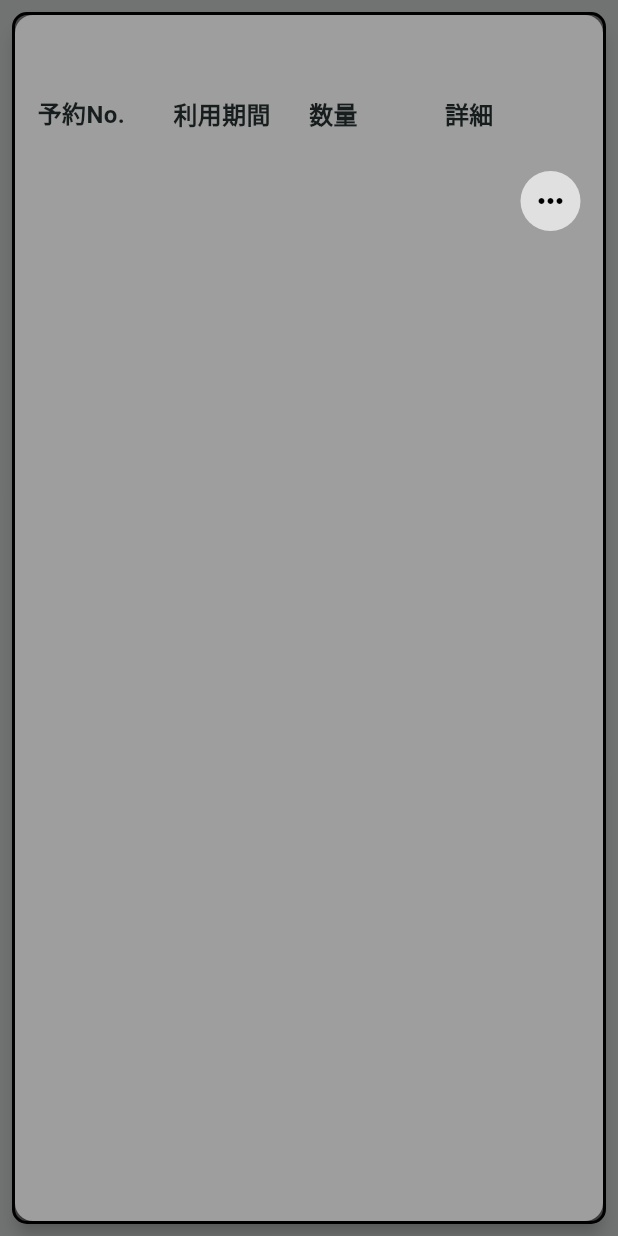
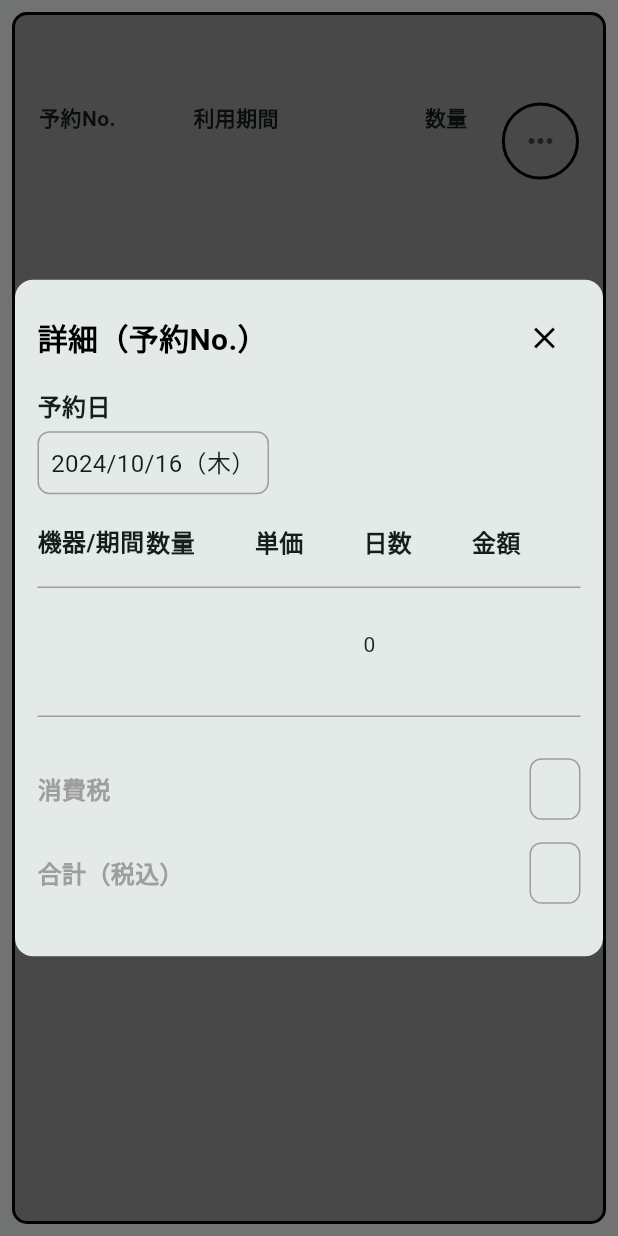
Before and after one commit to Paduvana/yotsuba_mobile, a Flutter app: the ReservationItemWidget widget shown alone on an empty page, opened directly with empty values, after a tap on the "keyboard control" icon, on a phone screen of 412 x 824 dp. Run offline on Flutter 3.47's test engine with Material 3 defaults, Android fonts, the phone set to English and light mode, and no system bars; our stand-ins replace flutter_secure_storage, image_picker; accounts and stored records are empty; network calls fail.

Commit message:
Fixes dialog box for dashboard

```diff
--- a/lib/widgets/ReservationDialogBox.dart
+++ b/lib/widgets/ReservationDialogBox.dart
@@ -35,203 +35,149 @@ class ReservationDialogBox extends StatelessWidget {
 
   @override
   Widget build(BuildContext context) {
-    return Card(
-      margin: const EdgeInsets.all(10.0),
-      elevation: 5.0,
-      color: backgroundColor,
+    return Dialog(
+      insetPadding: const EdgeInsets.all(10),
+      shape: RoundedRectangleBorder(
+        borderRadius: BorderRadius.circular(12.0),
+      ),
       child: Padding(
         padding: const EdgeInsets.all(15.0),
+        child: SingleChildScrollView(
           child: Column(
+            mainAxisSize: MainAxisSize.min,
             crossAxisAlignment: CrossAxisAlignment.start,
             children: [
-            Text(
-              title,
+              // Header with Close Button
+              Row(
+                children: [
+                  Expanded(
+                    child: Text(
+                      '詳細（予約No.$reservationNumber）',
                       style: TextStyle(
                         fontSize: 20.0,
                         color: titleColor,
                         fontWeight: FontWeight.bold,
-                decoration: TextDecoration.underline,
                       ),
                     ),
-            const SizedBox(height: 10),
-            Row(
-              mainAxisAlignment: MainAxisAlignment.spaceBetween,
-              children: const [
-                Expanded(child: Text('予約No.', style: TextStyle(fontSize: 16.0, fontWeight: FontWeight.bold))),
-                Expanded(child: Text('利用期間', style: TextStyle(fontSize: 16.0, fontWeight: FontWeight.bold))),
-                Expanded(child: Text('数量', style: TextStyle(fontSize: 16.0, fontWeight: FontWeight.bold))),
-                Expanded(child: Text('詳細', style: TextStyle(fontSize: 16.0, fontWeight: FontWeight.bold))),
-              ],
                   ),
-            const SizedBox(height: 5),
-            const Divider(thickness: 1.0, color: Colors.grey),
-            const SizedBox(height: 5),
-            Row(
-              mainAxisAlignment: MainAxisAlignment.spaceBetween,
-              children: [
-                Expanded(child: Text(reservationNumber, style: const TextStyle(fontSize: 16.0))),
-                Expanded(child: Text(usagePeriod, style: const TextStyle(fontSize: 16.0))),
-                Expanded(child: Text(quantity, style: const TextStyle(fontSize: 16.0))),
-                Expanded(
-                  child: Align(
-                    alignment: Alignment.centerRight,
-                    child: GestureDetector(
-                      onTap: () {
-                        showGeneralDialog(
-                          context: context,
-                          barrierDismissible: true,
-                          barrierLabel: '',
-                          pageBuilder: (context, animation1, animation2) {
-                            return Scaffold(
-                              appBar: AppBar(
-                                title: Text(
-                                  'Details',
-                                  style: TextStyle(fontSize: 24.0, fontWeight: FontWeight.bold),
-                                ),
-                                automaticallyImplyLeading: false,
-                                actions: [
                   IconButton(
-                                    icon: Icon(Icons.close),
+                    icon: Icon(Icons.close, color: Colors.black),
                     onPressed: () {
                       Navigator.of(context).pop();
                     },
                   ),
                 ],
               ),
-                              body: Padding(
-                                padding: const EdgeInsets.all(15.0),
-                                child: Column(
-                                  crossAxisAlignment: CrossAxisAlignment.start,
-                                  children: [
-                                    // Reservation Date label and value without divider
+              const SizedBox(height: 10),
+              // Reservation Date
               Column(
                 crossAxisAlignment: CrossAxisAlignment.start,
                 children: [
-                                        Text('Reservation Date:', style: TextStyle(fontWeight: FontWeight.bold)),
-                                        Text('${reservationDate.month}/${reservationDate.day}/${reservationDate.year}'),
-                                      ],
+                  Text('予約日', style: TextStyle(fontSize: 16.0, fontWeight: FontWeight.bold)),
+                  const SizedBox(height: 5),
+                  Container(
+                    decoration: BoxDecoration(
+                      border: Border.all(color: Colors.grey),
+                      borderRadius: BorderRadius.circular(8.0),
                     ),
-                                    const SizedBox(height: 10),
-
-                                    // Row for labels and their values below them
-                                    Row(
-                                      mainAxisAlignment: MainAxisAlignment.spaceBetween,
-                                      children: [
-                                        Expanded(
-                                          child: Column(
-                                            crossAxisAlignment: CrossAxisAlignment.start,
-                                            children: [
-                                              Text('Machine/Period ', style: TextStyle(fontWeight: FontWeight.bold)),
-                                              const SizedBox(height: 5), // Add space before divider
-                                              const Divider(thickness: 1.0, color: Colors.grey), // Divider
-                                              const SizedBox(height: 5), // Add space after divider
-                                              Text('$machineName $period'),
-                                            ],
-                                          ),
-                                        ),
-                                        Expanded(
-                                          child: Column(
-                                            crossAxisAlignment: CrossAxisAlignment.start,
-                                            children: [
-                                              Text('Quantity ', style: TextStyle(fontWeight: FontWeight.bold)),
-                                              const SizedBox(height: 5), // Add space before divider
-                                              const Divider(thickness: 1.0, color: Colors.grey), // Divider
-                                              const SizedBox(height: 5), // Add space after divider
-                                              Text(quantity),
-                                            ],
-                                          ),
-                                        ),
-                                        Expanded(
-                                          child: Column(
-                                            crossAxisAlignment: CrossAxisAlignment.start,
-                                            children: [
-                                              Text('Unit Price ', style: TextStyle(fontWeight: FontWeight.bold)),
-                                              const SizedBox(height: 5), // Add space before divider
-                                              const Divider(thickness: 1.0, color: Colors.grey), // Divider
-                                              const SizedBox(height: 5), // Add space after divider
-                                              Text(unitPrice),
-                                            ],
-                                          ),
-                                        ),
-                                        Expanded(
-                                          child: Column(
-                                            crossAxisAlignment: CrossAxisAlignment.start,
-                                            children: [
-                                              Text('No of Days ', style: TextStyle(fontWeight: FontWeight.bold)),
-                                              const SizedBox(height: 5), // Add space before divider
-                                              const Divider(thickness: 1.0, color: Colors.grey), // Divider
-                                              const SizedBox(height: 5), // Add space after divider
-                                              Text(numberOfDays.toString()),
-                                            ],
-                                          ),
-                                        ),
-                                        Expanded(
-                                          child: Column(
-                                            crossAxisAlignment: CrossAxisAlignment.start,
-                                            children: [
-                                              Text('Amount ', style: TextStyle(fontWeight: FontWeight.bold)),
-                                              const SizedBox(height: 5), // Add space before divider
-                                              const Divider(thickness: 1.0, color: Colors.grey), // Divider
-                                              const SizedBox(height: 5), // Add space after divider
-                                              Text(amount),
-                                            ],
+                    padding: const EdgeInsets.all(8.0),
+                    child: Text(
+                      '${reservationDate.year}/${reservationDate.month}/${reservationDate.day}（木）',
+                      style: TextStyle(fontSize: 16.0),
                     ),
                   ),
                 ],
               ),
+              const SizedBox(height: 20),
+              // Table Headers
+              const Row(
+                children: [
+                  Expanded(child: Text('機器/期間', style: TextStyle(fontSize: 16.0, fontWeight: FontWeight.bold))),
+                  Expanded(child: Text('数量', style: TextStyle(fontSize: 16.0, fontWeight: FontWeight.bold))),
+                  Expanded(child: Text('単価', style: TextStyle(fontSize: 16.0, fontWeight: FontWeight.bold))),
+                  Expanded(child: Text('日数', style: TextStyle(fontSize: 16.0, fontWeight: FontWeight.bold))),
+                  Expanded(child: Text('金額', style: TextStyle(fontSize: 16.0, fontWeight: FontWeight.bold))),
+                ],
+              ),
               const SizedBox(height: 10),
-                                    const Divider(thickness: 1.0, color: Colors.grey), // Divider after values
-
-                                    // Add Consumption Tax and Total
+              const Divider(thickness: 1.0, color: Colors.grey),
               const SizedBox(height: 10),
+              // Table Data
+              Row(
+                children: [
+                  Expanded(
+                    child: Text('$machineName \n ${_formatUsagePeriod(usagePeriod)}', style: const TextStyle(fontSize: 14.0)),
+                  ),
+                  Expanded(
+                    child: Text(quantity, style: const TextStyle(fontSize: 14.0)),
+                  ),
+                  Expanded(
+                    child: Text(unitPrice, style: const TextStyle(fontSize: 14.0)),
+                  ),
+                  Expanded(
+                    child: Text(numberOfDays.toString(), style: const TextStyle(fontSize: 14.0)),
+                  ),
+                  Expanded(
+                    child: Text(amount, style: const TextStyle(fontSize: 14.0)),
+                  ),
+                ],
+              ),
+              const SizedBox(height: 20),
+              const Divider(thickness: 1.0, color: Colors.grey),
+              const SizedBox(height: 20),
+              // Consumption Tax
               Row(
                 mainAxisAlignment: MainAxisAlignment.spaceBetween,
                 children: [
-                                        Text('Consumption Tax:', style: TextStyle(fontWeight: FontWeight.bold)),
-                                        Text(consumptionTax), // Show consumption tax value
-                                      ],
+                  Text('消費税', style: TextStyle(fontSize: 16.0, fontWeight: FontWeight.bold, color: Colors.grey)),
+                  Container(
+                    decoration: BoxDecoration(
+                      border: Border.all(color: Colors.grey),
+                      borderRadius: BorderRadius.circular(8.0),
                     ),
-                                    const SizedBox(height: 5),
-                                    Row(
-                                      mainAxisAlignment: MainAxisAlignment.spaceBetween,
-                                      children: [
-                                        Text('Total (tax included):', style: TextStyle(fontWeight: FontWeight.bold)),
-                                        Text(total), // Show total value
-                                      ],
-                                    ),
-                                  ],
-                                ),
-                              ),
-                            );
-                          },
-                          transitionBuilder: (context, animation1, animation2, child) {
-                            return FadeTransition(
-                              opacity: animation1,
-                              child: child,
-                            );
-                          },
-                        );
-                      },
-                      child: Container(
-                        padding: const EdgeInsets.all(8.0),
-                        decoration: BoxDecoration(
-                          shape: BoxShape.circle,
-                          color: Colors.grey[300],
-                        ),
-                        child: const Icon(
-                          Icons.more_horiz,
-                          color: Colors.black,
-                        ),
-                      ),
-                    ),
+                    padding: const EdgeInsets.symmetric(horizontal: 16.0, vertical: 8.0),
+                    child: Text(
+                      consumptionTax,
+                      style: const TextStyle(fontSize: 16.0, color: Colors.black),
                     ),
                   ),
                 ],
               ),
-            const SizedBox(height: 10),
+              const SizedBox(height: 15),
+              // Total
+              Row(
+                mainAxisAlignment: MainAxisAlignment.spaceBetween,
+                children: [
+                  Text('合計（税込）', style: TextStyle(fontSize: 16.0, fontWeight: FontWeight.bold, color: Colors.grey)),
+                  Container(
+                    decoration: BoxDecoration(
+                      border: Border.all(color: Colors.grey),
+                      borderRadius: BorderRadius.circular(8.0),
+                    ),
+                    padding: const EdgeInsets.symmetric(horizontal: 16.0, vertical: 8.0),
+                    child: Text(
+                      total,
+                      style: const TextStyle(fontSize: 16.0, color: Colors.black),
+                    ),
+                  ),
                 ],
+              ),
+              const SizedBox(height: 20),
+            ],
+          ),
         ),
       ),
     );
   }
+    String _formatUsagePeriod(String period) {
+    List<String> dates = period.split('〜');
+    if (dates.length == 2) {
+      String startDate = dates[0].trim();
+      String endDate = dates[1].trim();
+      DateTime start = DateTime.parse(startDate);
+      DateTime end = DateTime.parse(endDate);
+      return '${start.month}/${start.day} ~ ${end.month}/${end.day}';
     }
+    return period;
+  }
+}
--- a/lib/widgets/ReservationItemWidget.dart
+++ b/lib/widgets/ReservationItemWidget.dart
@@ -1,6 +1,6 @@
 import 'package:flutter/material.dart';
+import 'package:yotsuba_mobile/widgets/ReservationDialogBox.dart';
 
-import 'ReservationDialogBox.dart';
 class ReservationItemWidget extends StatelessWidget {
   final String title;
   final String reservationNumber;
@@ -53,20 +53,29 @@ class ReservationItemWidget extends StatelessWidget {
             style: TextStyle(color: titleColor, fontSize: 18, fontWeight: FontWeight.bold),
           ),
           const SizedBox(height: 8.0),
-          Row(
-            mainAxisAlignment: MainAxisAlignment.spaceBetween,
+          Table(
+            columnWidths: const {
+              0: FlexColumnWidth(2),
+              1: FlexColumnWidth(3),
+              2: FlexColumnWidth(1),
+              3: FlexColumnWidth(1),
+            },
             children: [
-              _buildColumn('予約No.', reservationNumber),
-              _buildColumn('利用期間', _formatUsagePeriod(usagePeriod)),
-              _buildColumn('数量', quantity),
-              _buildColumn('詳細', ''),
-            ],
+              TableRow(
+                children: [
+                  _buildTableCell('予約No.', reservationNumber),
+                  _buildTableCell('利用期間', _formatUsagePeriod(usagePeriod)),
+                  _buildTableCell('数量', quantity),
+                  Padding(
+                    padding: const EdgeInsets.symmetric(vertical: 8.0),
+                    child: Align(
+                      alignment: Alignment.centerRight,
+                      child: Container(
+                        decoration: BoxDecoration(
+                          shape: BoxShape.circle,
+                          border: Border.all(color: Colors.black, width: 2.0),
                         ),
-          const SizedBox(height: 8.0),
-          Row(
-            mainAxisAlignment: MainAxisAlignment.end,
-            children: [
-              IconButton(
+                        child: IconButton(
                           icon: const Icon(Icons.more_horiz),
                           onPressed: () {
                             showDialog(
@@ -91,6 +100,11 @@ class ReservationItemWidget extends StatelessWidget {
                             );
                           },
                         ),
+                      ),
+                    ),
+                  ),
+                ],
+              ),
             ],
           ),
         ],
@@ -98,14 +112,17 @@ class ReservationItemWidget extends StatelessWidget {
     );
   }
 
-  Widget _buildColumn(String title, String value) {
-    return Column(
+  Widget _buildTableCell(String title, String value) {
+    return Padding(
+      padding: const EdgeInsets.symmetric(vertical: 8.0),
+      child: Column(
         crossAxisAlignment: CrossAxisAlignment.start,
         children: [
           Text(title, style: const TextStyle(fontWeight: FontWeight.bold)),
           const SizedBox(height: 4.0),
           Text(value),
         ],
+      ),
     );
   }
 
```
Lines whose indentation alone changed are shown as unchanged.
